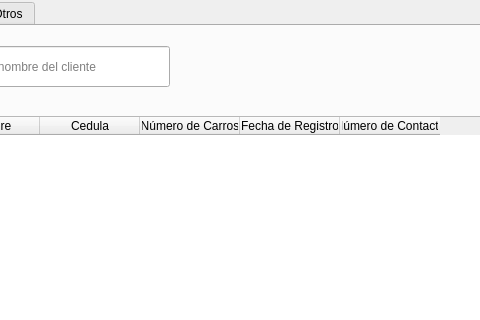
This is src/centro_garantia_vehiculos/centrogarantiavehiculo.ui in gabrielmj23/taller-mecanico-so as Qt 5 draws it before an edit; both pictures show x 83 to 563 and y 0 to 320 of the 983 by 738 pixel window. The edited form follows.
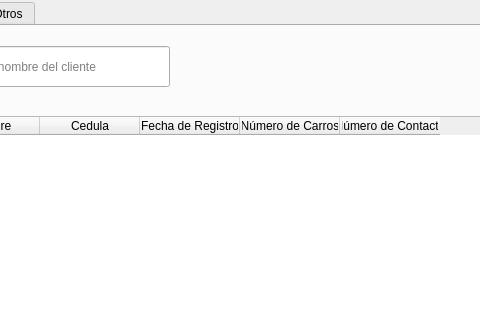
This is the edited form.

Diff of the .ui file:
```diff
--- a/src/centro_garantia_vehiculos/centrogarantiavehiculo.ui
+++ b/src/centro_garantia_vehiculos/centrogarantiavehiculo.ui
@@ -103,12 +103,12 @@
         </column>
         <column>
          <property name="text">
-          <string>Número de Carros</string>
+          <string>Fecha de Registro</string>
          </property>
         </column>
         <column>
          <property name="text">
-          <string>Fecha de Registro</string>
+          <string>Número de Carros</string>
          </property>
         </column>
         <column>
```
